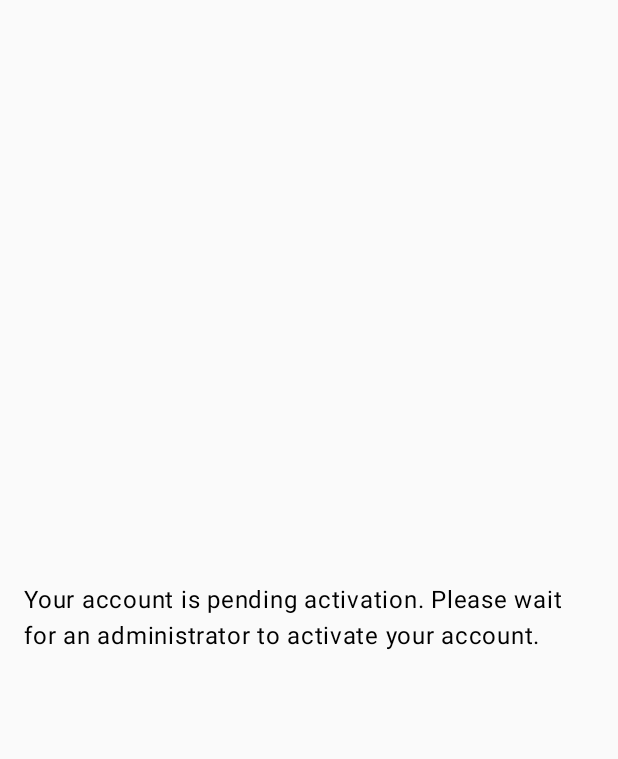
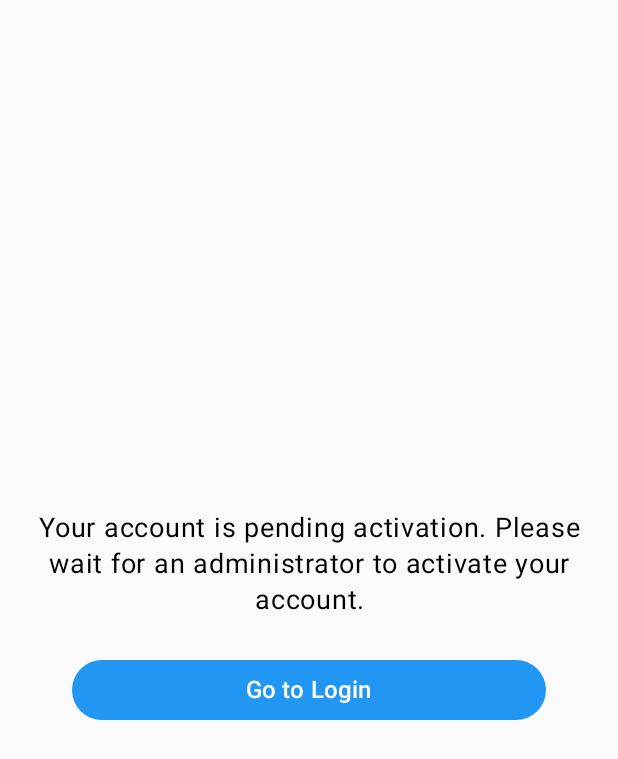
Before and after one commit to kaveenexe/collette, an Android app built with Jetpack Compose: the ActivationPendingScreen screen opened through its navigation route, on a phone screen of 412 x 824 dp. Shown: the top 759 px of the screen. Run offline under Robolectric (Android 15) with nearby library versions, the phone set to English and light mode, and no system bars; our stand-ins replace Room's generated code; network calls fail.

Commit message:
Login done with SQLite
changed 403 to 401 to handle pending activations.
added sqlite user fields,

```diff
--- a/app/src/main/AndroidManifest.xml
+++ b/app/src/main/AndroidManifest.xml
@@ -4,6 +4,7 @@
     <uses-permission android:name="android.permission.INTERNET" />
     <application
         android:networkSecurityConfig="@xml/network_security_config"
+        android:usesCleartextTraffic="true"
         android:allowBackup="true"
         android:dataExtractionRules="@xml/data_extraction_rules"
         android:fullBackupContent="@xml/backup_rules"
--- a/app/src/main/java/com/example/colllette/MainActivity.kt
+++ b/app/src/main/java/com/example/colllette/MainActivity.kt
@@ -20,11 +20,10 @@ class MainActivity : ComponentActivity() {
                 val navController = rememberNavController()
             NavHost(navController = navController, startDestination = "login") {
                 composable("login") { LoginScreen(navController) }
-                composable("activationPending") { ActivationPendingScreen() }
+                composable("activationPending") { ActivationPendingScreen(navController) }
                 composable("home") { HomeScreen() }
                 // Add other destinations
             }
-
         }
     }
 }
--- a/app/src/main/java/com/example/colllette/data/local/UserDao.kt
+++ b/app/src/main/java/com/example/colllette/data/local/UserDao.kt
@@ -4,15 +4,14 @@ import androidx.room.Dao
 import androidx.room.Insert
 import androidx.room.OnConflictStrategy
 import androidx.room.Query
-import kotlinx.coroutines.flow.Flow
 
 @Dao
 interface UserDao {
     @Insert(onConflict = OnConflictStrategy.REPLACE)
     suspend fun insertUser(user: UserEntity)
 
-    @Query("SELECT * FROM users WHERE id = :userId LIMIT 1")
-    fun getUserById(userId: String): Flow<UserEntity?>
+    @Query("SELECT * FROM users LIMIT 1")
+    suspend fun getCurrentUser(): UserEntity?
 
     @Query("DELETE FROM users")
     suspend fun deleteAllUsers()
--- a/app/src/main/java/com/example/colllette/data/local/UserEntity.kt
+++ b/app/src/main/java/com/example/colllette/data/local/UserEntity.kt
@@ -1,11 +1,12 @@
 package com.example.colllette.data.local
+
 
 import androidx.room.Entity
 import androidx.room.PrimaryKey
 
 @Entity(tableName = "users")
 data class UserEntity(
-    @PrimaryKey val id: String, // Use 'id' from backend
+    @PrimaryKey val id: String, // Using the user's ID from the backend
     val nic: String,
     val email: String,
     val firstName: String,
--- a/app/src/main/java/com/example/colllette/network/ApiClient.kt
+++ b/app/src/main/java/com/example/colllette/network/ApiClient.kt
@@ -14,7 +14,7 @@ import retrofit2.create
 class ApiClient(private val context: Context) {
 
     companion object {
-        private const val BASE_URL = "https://7b6q2fwc-5134.asse.devtunnels.ms/" // Replace with your actual backend URL
+        private const val BASE_URL = "https://e44d-2402-d000-8118-120a-e1ae-d47e-7f9a-7e5e.ngrok-free.app/" // Replace with your actual backend URL
     }
 
     private val loggingInterceptor = HttpLoggingInterceptor().apply {
--- a/app/src/main/java/com/example/colllette/repositories/AuthRepository.kt
+++ b/app/src/main/java/com/example/colllette/repositories/AuthRepository.kt
@@ -12,7 +12,7 @@ class AuthRepository(context: Context) {
         return try {
             authApi.login(loginDto)
         } catch (e: retrofit2.HttpException) {
-            if (e.code() == 403) {
+            if (e.code() == 401) {
                 throw AccountInactiveException("Your account is not active. Please wait for activation.")
             } else {
                 throw e
--- a/app/src/main/java/com/example/colllette/ui/theme/ActivationPendingScreen.kt
+++ b/app/src/main/java/com/example/colllette/ui/theme/ActivationPendingScreen.kt
@@ -3,20 +3,43 @@ package com.example.colllette.ui.theme
 import androidx.compose.foundation.layout.*
 import androidx.compose.material3.*
 import androidx.compose.runtime.Composable
+import androidx.compose.ui.Alignment
 import androidx.compose.ui.Modifier
+import androidx.compose.ui.text.style.TextAlign
 import androidx.compose.ui.unit.dp
+import androidx.compose.ui.unit.sp
+import androidx.navigation.NavController
 
 @Composable
-fun ActivationPendingScreen() {
-    Column(
+fun ActivationPendingScreen(navController: NavController) {
+    // Styled container for activation message and button
+    Box(
         modifier = Modifier
             .fillMaxSize()
             .padding(16.dp),
-        verticalArrangement = Arrangement.Center
+        contentAlignment = Alignment.Center
     ) {
-        Text(
-            "Your account is pending activation. Please wait for an administrator to activate your account.",
-            style = MaterialTheme.typography.bodyLarge
-        )
+        Column(
+            horizontalAlignment = Alignment.CenterHorizontally,
+            verticalArrangement = Arrangement.Center
+        ) {
+            // Activation message
+            Text(
+                text = "Your account is pending activation. Please wait for an administrator to activate your account.",
+                style = MaterialTheme.typography.bodyLarge,
+                fontSize = 18.sp,
+                modifier = Modifier.padding(bottom = 24.dp),
+                textAlign = TextAlign.Center
+            )
+
+            // Go to login again button
+            Button(
+                onClick = { navController.navigate("login") },
+                modifier = Modifier.fillMaxWidth().padding(horizontal = 32.dp),
+                colors = ButtonDefaults.buttonColors(containerColor = customBlue)
+            ) {
+                Text("Go to Login", fontSize = 16.sp, color = MaterialTheme.colorScheme.onPrimary)
+            }
+        }
     }
 }
--- a/app/src/main/res/xml/network_security_config.xml
+++ b/app/src/main/res/xml/network_security_config.xml
@@ -1,6 +1,6 @@
 <?xml version="1.0" encoding="utf-8"?>
 <network-security-config>
     <domain-config cleartextTrafficPermitted="true">
-        <domain includeSubdomains="true">7b6q2fwc-5134.asse.devtunnels.ms</domain>
+        <domain includeSubdomains="true">e44d-2402-d000-8118-120a-e1ae-d47e-7f9a-7e5e.ngrok-free.app</domain>
     </domain-config>
 </network-security-config>
```
Also changed, not shown: app/src/main/java/com/example/colllette/data/local/AppDatabase.kt (+16 -0 lines), app/src/main/java/com/example/colllette/data/local/DatabaseProvider.kt (deleted, +0 -21 lines), app/src/main/java/com/example/colllette/mappers/UserMapper.kt (added, +19 -0 lines), app/src/main/java/com/example/colllette/ui/theme/HomeScreen.kt (+32 -6 lines), app/src/main/java/com/example/colllette/viewmodel/AuthViewModel.kt (+16 -21 lines), app/src/main/java/com/example/colllette/viewmodel/HomeViewModel.kt (+12 -8 lines), app/src/main/java/com/example/colllette/viewmodel/HomeViewModelFactory.kt (added, +19 -0 lines).
